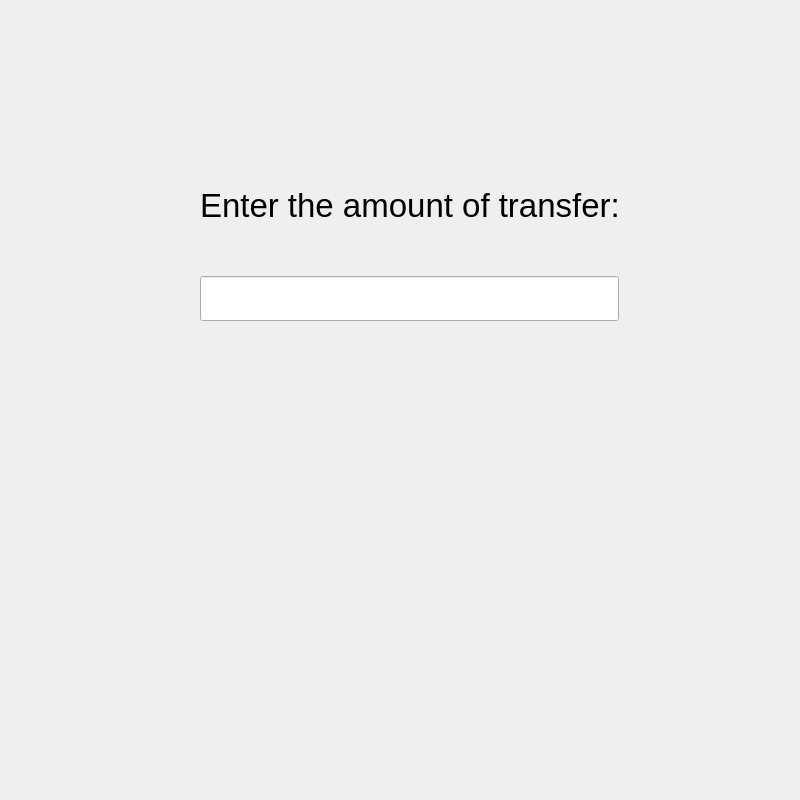
First picture: the form in frontend/transferfundswindow.ui, repository 22kmo-project/group_12, before the edit.
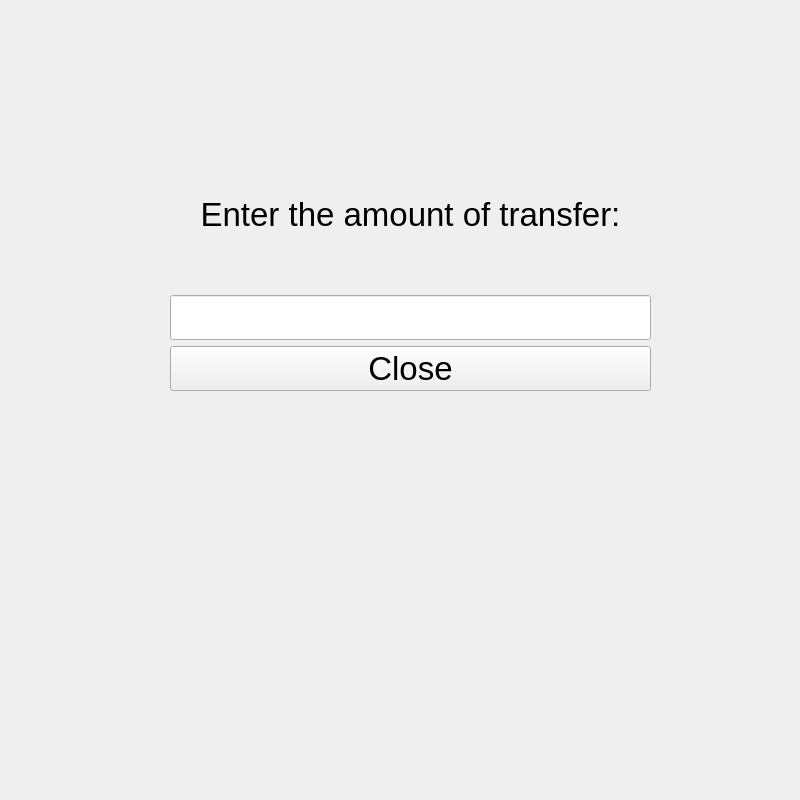
Second picture: the form after the edit.

Commit message: lisätty nappeja ja ikkunat sulkeutuvat close-napeista

```diff
--- a/frontend/transferfundswindow.ui
+++ b/frontend/transferfundswindow.ui
@@ -16,12 +16,14 @@
   <widget class="QWidget" name="">
    <property name="geometry">
     <rect>
-     <x>200</x>
+     <x>170</x>
      <y>140</y>
-     <width>419</width>
-     <height>181</height>
+     <width>481</width>
+     <height>251</height>
     </rect>
    </property>
+   <layout class="QGridLayout" name="gridLayout_2">
+    <item row="0" column="0">
    <layout class="QGridLayout" name="gridLayout">
     <item row="0" column="0">
      <widget class="QLabel" name="label">
@@ -33,6 +35,9 @@
       <property name="text">
        <string>Enter the amount of transfer:</string>
       </property>
+        <property name="alignment">
+         <set>Qt::AlignCenter</set>
+        </property>
      </widget>
     </item>
     <item row="1" column="0">
@@ -41,6 +46,20 @@
        <font>
         <pointsize>25</pointsize>
        </font>
+        </property>
+       </widget>
+      </item>
+     </layout>
+    </item>
+    <item row="1" column="0">
+     <widget class="QPushButton" name="btnCloseTransfer">
+      <property name="font">
+       <font>
+        <pointsize>25</pointsize>
+       </font>
+      </property>
+      <property name="text">
+       <string>Close</string>
       </property>
      </widget>
     </item>
```
Lines whose indentation alone changed are shown as unchanged. The commit also changes 6 other files.
